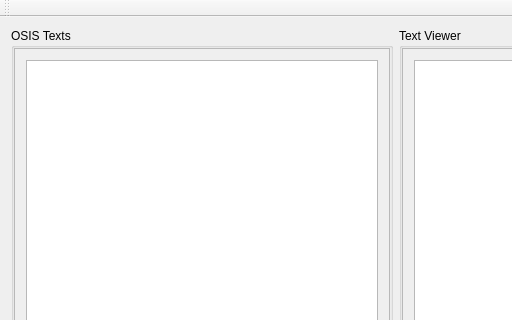
Above: gui/src/mainwindow.ui from NucleaPeon/QOsis before the change; both pictures show x 0 to 512 and y 0 to 320 of the 900 by 600 pixel window. Below: the same form after it.
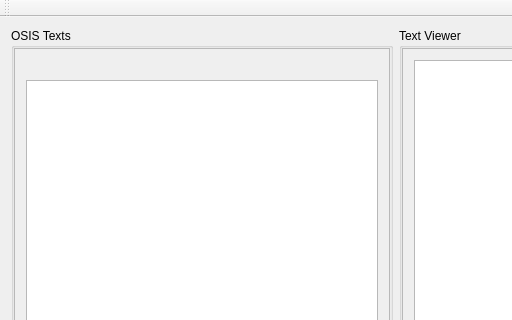
That is the form after the change.

Commit message:
Fixed tests/ qt6 conversion, found bug where title is not set in reader
  - Added book title in gui
  - Added test to check for title (currently fails on qt6)
  - Bump version

The edit to the form file:
```diff
--- a/gui/src/mainwindow.ui
+++ b/gui/src/mainwindow.ui
@@ -55,11 +55,18 @@
                  <rect>
                   <x>0</x>
                   <y>0</y>
-                  <width>339</width>
-                  <height>532</height>
+                  <width>366</width>
+                  <height>530</height>
                  </rect>
                 </property>
                 <layout class="QVBoxLayout" name="verticalLayout_9">
+                 <item>
+                  <widget class="QLabel" name="lblTitle">
+                   <property name="text">
+                    <string/>
+                   </property>
+                  </widget>
+                 </item>
                  <item>
                   <widget class="QTreeView" name="osisTreeView">
                    <property name="headerHidden">
```
Left out of the diff: 8 changed lines with no effect on the pictures. The commit also changes 11 other files.
